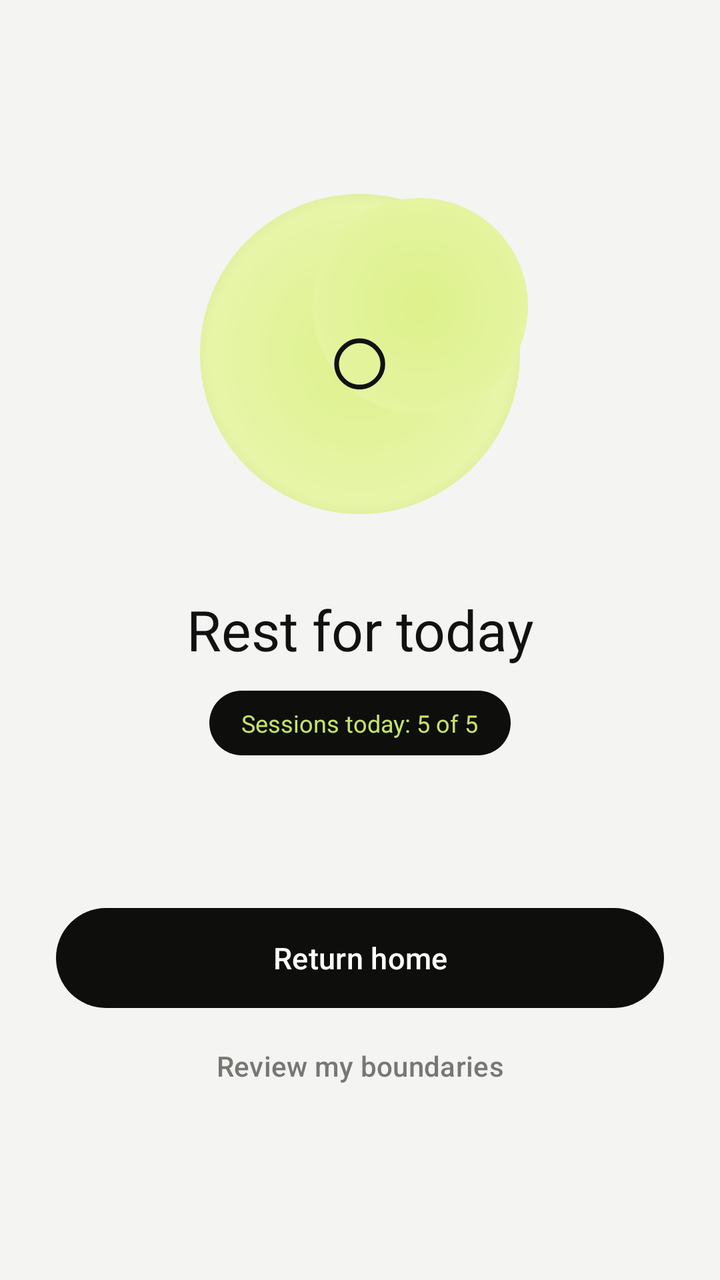
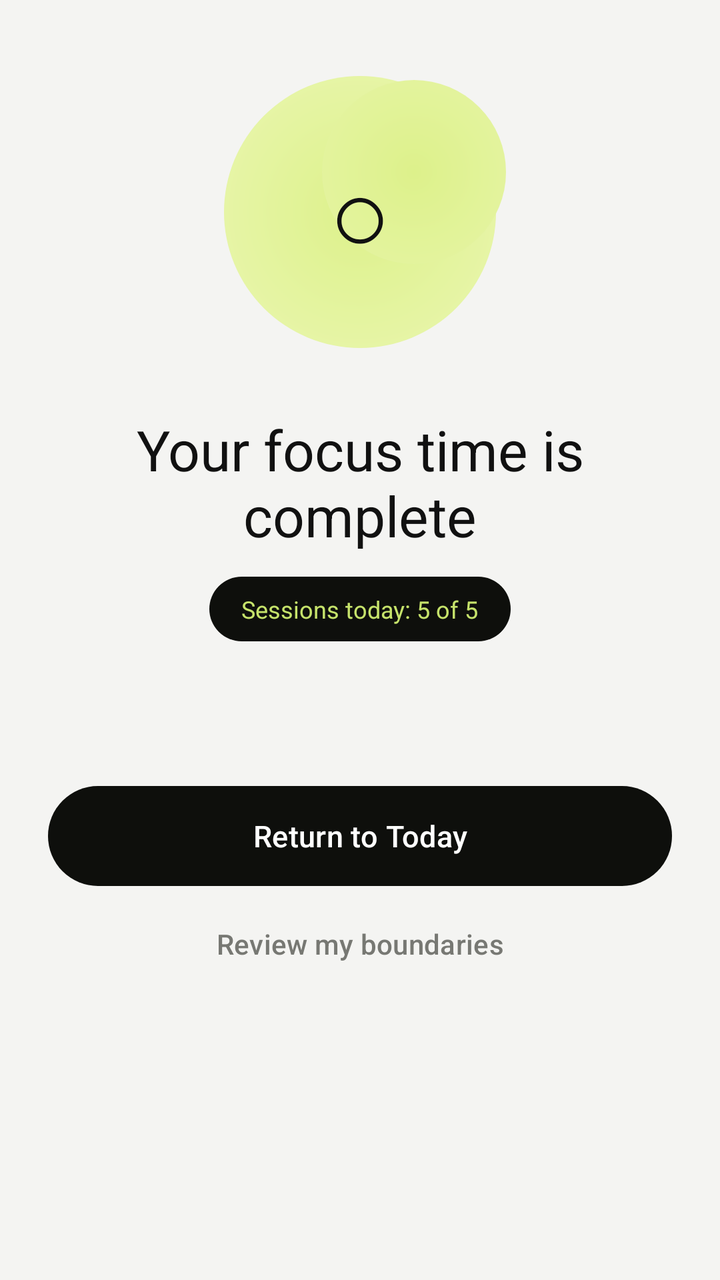

Compare the two renders of this Android layout. The source of the first and the diff that turns it into the second are given below.
<!-- AndroidManifest.xml: activity theme Theme.ReelFocus -->
<!-- res/layout/activity_daily_block.xml -->
<?xml version="1.0" encoding="utf-8"?>
<LinearLayout xmlns:android="http://schemas.android.com/apk/res/android"
    xmlns:app="http://schemas.android.com/apk/res-auto"
    android:layout_width="match_parent" android:layout_height="match_parent"
    android:orientation="vertical" android:gravity="center" android:padding="28dp"
    android:background="@color/wellness_bg">
    <FrameLayout android:id="@+id/block_orb" android:importantForAccessibility="no" android:layout_width="190dp" android:layout_height="190dp" android:layout_marginBottom="24dp">
        <View android:layout_width="160dp" android:layout_height="160dp" android:layout_gravity="center"
            android:background="@drawable/wellness_orb"/>
        <View android:layout_width="108dp" android:layout_height="108dp" android:layout_gravity="center"
            android:translationX="30dp" android:translationY="-24dp" android:background="@drawable/wellness_orb"/>
        <TextView android:layout_width="wrap_content" android:layout_height="wrap_content" android:layout_gravity="center"
            android:text="○" android:textSize="58sp" android:textColor="@color/wellness_ink"/>
    </FrameLayout>
    <TextView android:id="@+id/block_title" android:layout_width="match_parent" android:layout_height="wrap_content"
        android:text="Rest for today" android:textSize="28sp" android:textColor="@color/wellness_ink"
        android:gravity="center" android:layout_marginBottom="12dp"/>
    <TextView android:id="@+id/block_session_info" android:layout_width="wrap_content" android:layout_height="wrap_content"
        android:text="Sessions today: 5 of 5" android:textSize="12sp" android:textColor="@color/wellness_lime"
        android:background="@drawable/wellness_status_pill" android:paddingHorizontal="16dp"
        android:paddingVertical="8dp" android:layout_marginBottom="18dp"/>
    <TextView android:id="@+id/block_message" android:layout_width="match_parent" android:layout_height="wrap_content"
        android:textSize="15sp" android:textColor="@color/wellness_muted" android:gravity="center"
        android:lineSpacingMultiplier="1.5" android:layout_marginBottom="34dp"/>
    <com.google.android.material.button.MaterialButton android:id="@+id/home_button"
        style="@style/Widget.ReelFocus.Button.Filled" android:layout_width="match_parent" android:layout_height="58dp"
        android:text="Return home" android:textSize="15sp" android:textAllCaps="false" app:cornerRadius="29dp" app:backgroundTint="@color/wellness_dark" android:textColor="#FFFFFF"/>
    <com.google.android.material.button.MaterialButton android:id="@+id/open_settings_button"
        style="@style/Widget.Material3.Button.TextButton" android:layout_width="match_parent"
        android:layout_height="50dp" android:text="Review my boundaries" android:textAllCaps="false"
        android:textColor="@color/wellness_muted" app:cornerRadius="25dp"/>
</LinearLayout>
<!-- resources referenced by this layout -->
<resources>
  <color name="wellness_bg">#F4F4F2</color>
  <color name="wellness_dark">#0E0F0C</color>
  <color name="wellness_ink">#111111</color>
  <color name="wellness_lime">#C6E36B</color>
  <color name="wellness_muted">#777873</color>
  <!-- drawable wellness_orb (drawable) -->
  <?xml version="1.0" encoding="utf-8"?>
  <shape xmlns:android="http://schemas.android.com/apk/res/android" android:shape="oval">
      <gradient android:type="radial" android:gradientRadius="150dp" android:centerColor="#E7F5A8" android:startColor="#DDF18B" android:endColor="#8BAE3E"/>
  </shape>
  <!-- drawable wellness_status_pill (drawable) -->
  <?xml version="1.0" encoding="utf-8"?>
  <shape xmlns:android="http://schemas.android.com/apk/res/android" android:shape="rectangle">
      <solid android:color="#0E0F0C"/>
      <corners android:radius="24dp"/>
  </shape>
  <style name="Widget.ReelFocus.Button.Filled" parent="Widget.Material3.Button">
          <item name="cornerRadius">28dp</item><item name="android:minHeight">56dp</item>
          <item name="android:stateListAnimator">@null</item><item name="elevation">0dp</item>
      </style>
  <color name="md_theme_primary">#A9C7B1</color>
  <color name="md_theme_on_primary">#1C3024</color>
  <color name="md_theme_primary_container">#31483A</color>
  <color name="md_theme_on_primary_container">#DCEBDF</color>
  <color name="md_theme_secondary">#C5B9D8</color>
  <color name="md_theme_on_secondary">#30283A</color>
  <color name="md_theme_secondary_container">#453B52</color>
  <color name="md_theme_on_secondary_container">#E9E0F2</color>
  <color name="md_theme_tertiary">#D6B9A9</color>
  <color name="md_theme_on_tertiary">#3B2A22</color>
  <color name="md_theme_tertiary_container">#574239</color>
  <color name="md_theme_on_tertiary_container">#F0DED4</color>
  <color name="md_theme_error">#DDA9A6</color>
  <color name="md_theme_on_error">#3C2020</color>
  <color name="md_theme_error_container">#573331</color>
  <color name="md_theme_on_error_container">#F4DAD7</color>
  <color name="md_theme_surface">#202923</color>
  <color name="md_theme_on_surface">#E7ECE7</color>
  <color name="md_theme_surface_variant">#2B352E</color>
  <color name="md_theme_on_surface_variant">#B5C0B7</color>
  <color name="md_theme_surface_container_highest">#3A463D</color>
  <color name="md_theme_background">#151C18</color>
  <color name="md_theme_on_background">#E7ECE7</color>
  <color name="md_theme_outline">#66776B</color>
  <color name="md_theme_outline_variant">#344139</color>
  <style name="ShapeAppearance.ReelFocus.SmallComponent" parent="ShapeAppearance.Material3.SmallComponent">
          <item name="cornerFamily">rounded</item><item name="cornerSize">18dp</item>
      </style>
  <style name="ShapeAppearance.ReelFocus.MediumComponent" parent="ShapeAppearance.Material3.MediumComponent">
          <item name="cornerFamily">rounded</item><item name="cornerSize">28dp</item>
      </style>
  <style name="ShapeAppearance.ReelFocus.LargeComponent" parent="ShapeAppearance.Material3.LargeComponent">
          <item name="cornerFamily">rounded</item><item name="cornerSize">38dp</item>
      </style>
  <!-- unchanged entries left out for length: 1 -->
</resources>

<!-- the commit's change to res/layout/activity_daily_block.xml (unified diff, before → after) -->
@@ -1,32 +1,47 @@
 <?xml version="1.0" encoding="utf-8"?>
-<LinearLayout xmlns:android="http://schemas.android.com/apk/res/android"
+<ScrollView xmlns:android="http://schemas.android.com/apk/res/android"
     xmlns:app="http://schemas.android.com/apk/res-auto"
-    android:layout_width="match_parent" android:layout_height="match_parent"
-    android:orientation="vertical" android:gravity="center" android:padding="28dp"
-    android:background="@color/wellness_bg">
-    <FrameLayout android:id="@+id/block_orb" android:importantForAccessibility="no" android:layout_width="190dp" android:layout_height="190dp" android:layout_marginBottom="24dp">
-        <View android:layout_width="160dp" android:layout_height="160dp" android:layout_gravity="center"
-            android:background="@drawable/wellness_orb"/>
-        <View android:layout_width="108dp" android:layout_height="108dp" android:layout_gravity="center"
-            android:translationX="30dp" android:translationY="-24dp" android:background="@drawable/wellness_orb"/>
-        <TextView android:layout_width="wrap_content" android:layout_height="wrap_content" android:layout_gravity="center"
-            android:text="○" android:textSize="58sp" android:textColor="@color/wellness_ink"/>
-    </FrameLayout>
-    <TextView android:id="@+id/block_title" android:layout_width="match_parent" android:layout_height="wrap_content"
-        android:text="Rest for today" android:textSize="28sp" android:textColor="@color/wellness_ink"
-        android:gravity="center" android:layout_marginBottom="12dp"/>
-    <TextView android:id="@+id/block_session_info" android:layout_width="wrap_content" android:layout_height="wrap_content"
-        android:text="Sessions today: 5 of 5" android:textSize="12sp" android:textColor="@color/wellness_lime"
-        android:background="@drawable/wellness_status_pill" android:paddingHorizontal="16dp"
-        android:paddingVertical="8dp" android:layout_marginBottom="18dp"/>
-    <TextView android:id="@+id/block_message" android:layout_width="match_parent" android:layout_height="wrap_content"
-        android:textSize="15sp" android:textColor="@color/wellness_muted" android:gravity="center"
-        android:lineSpacingMultiplier="1.5" android:layout_marginBottom="34dp"/>
-    <com.google.android.material.button.MaterialButton android:id="@+id/home_button"
-        style="@style/Widget.ReelFocus.Button.Filled" android:layout_width="match_parent" android:layout_height="58dp"
-        android:text="Return home" android:textSize="15sp" android:textAllCaps="false" app:cornerRadius="29dp" app:backgroundTint="@color/wellness_dark" android:textColor="#FFFFFF"/>
-    <com.google.android.material.button.MaterialButton android:id="@+id/open_settings_button"
-        style="@style/Widget.Material3.Button.TextButton" android:layout_width="match_parent"
-        android:layout_height="50dp" android:text="Review my boundaries" android:textAllCaps="false"
-        android:textColor="@color/wellness_muted" app:cornerRadius="25dp"/>
-</LinearLayout>
+    android:layout_width="match_parent"
+    android:layout_height="match_parent"
+    android:fillViewport="true"
+    android:background="@color/wellness_bg"
+    android:clipToPadding="false">
+    <LinearLayout
+        android:layout_width="match_parent"
+        android:layout_height="wrap_content"
+        android:minHeight="match_parent"
+        android:orientation="vertical"
+        android:gravity="center_horizontal"
+        android:paddingStart="24dp"
+        android:paddingEnd="24dp"
+        android:paddingTop="28dp"
+        android:paddingBottom="28dp">
+        <FrameLayout android:id="@+id/block_orb" android:importantForAccessibility="no"
+            android:layout_width="156dp" android:layout_height="156dp" android:layout_marginBottom="22dp">
+            <View android:layout_width="136dp" android:layout_height="136dp" android:layout_gravity="center"
+                android:background="@drawable/wellness_orb"/>
+            <View android:layout_width="92dp" android:layout_height="92dp" android:layout_gravity="center"
+                android:translationX="27dp" android:translationY="-20dp" android:background="@drawable/wellness_orb"/>
+            <TextView android:layout_width="wrap_content" android:layout_height="wrap_content" android:layout_gravity="center"
+                android:text="○" android:textSize="52sp" android:textColor="@color/wellness_ink"/>
+        </FrameLayout>
+        <TextView android:id="@+id/block_title" android:layout_width="match_parent" android:layout_height="wrap_content"
+            android:text="Your focus time is complete" android:textSize="28sp" android:textColor="@color/wellness_ink"
+            android:gravity="center" android:layout_marginBottom="12dp"/>
+        <TextView android:id="@+id/block_session_info" android:layout_width="wrap_content" android:layout_height="wrap_content"
+            android:text="Sessions today: 5 of 5" android:textSize="12sp" android:textColor="@color/wellness_lime"
+            android:background="@drawable/wellness_status_pill" android:paddingHorizontal="16dp"
+            android:paddingVertical="8dp" android:layout_marginBottom="18dp"/>
+        <TextView android:id="@+id/block_message" android:layout_width="match_parent" android:layout_height="wrap_content"
+            android:textSize="15sp" android:textColor="@color/wellness_muted" android:gravity="center"
+            android:lineSpacingMultiplier="1.5" android:layout_marginBottom="30dp"/>
+        <com.google.android.material.button.MaterialButton android:id="@+id/home_button"
+            style="@style/Widget.ReelFocus.Button.Filled" android:layout_width="match_parent" android:layout_height="58dp"
+            android:text="Return to Today" android:textSize="15sp" android:textAllCaps="false"
+            app:cornerRadius="29dp" app:backgroundTint="@color/wellness_dark" android:textColor="#FFFFFF"/>
+        <com.google.android.material.button.MaterialButton android:id="@+id/open_settings_button"
+            style="@style/Widget.Material3.Button.TextButton" android:layout_width="match_parent"
+            android:layout_height="50dp" android:text="Review my boundaries" android:textAllCaps="false"
+            android:textColor="@color/wellness_muted" app:cornerRadius="25dp"/>
+    </LinearLayout>
+</ScrollView>
